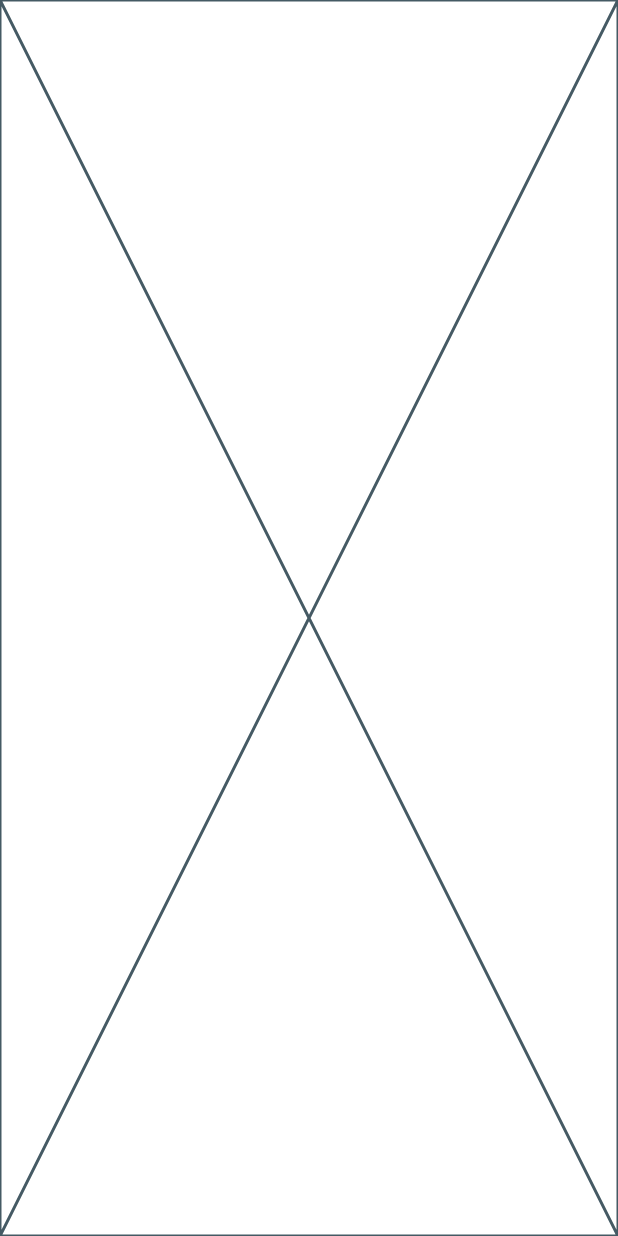
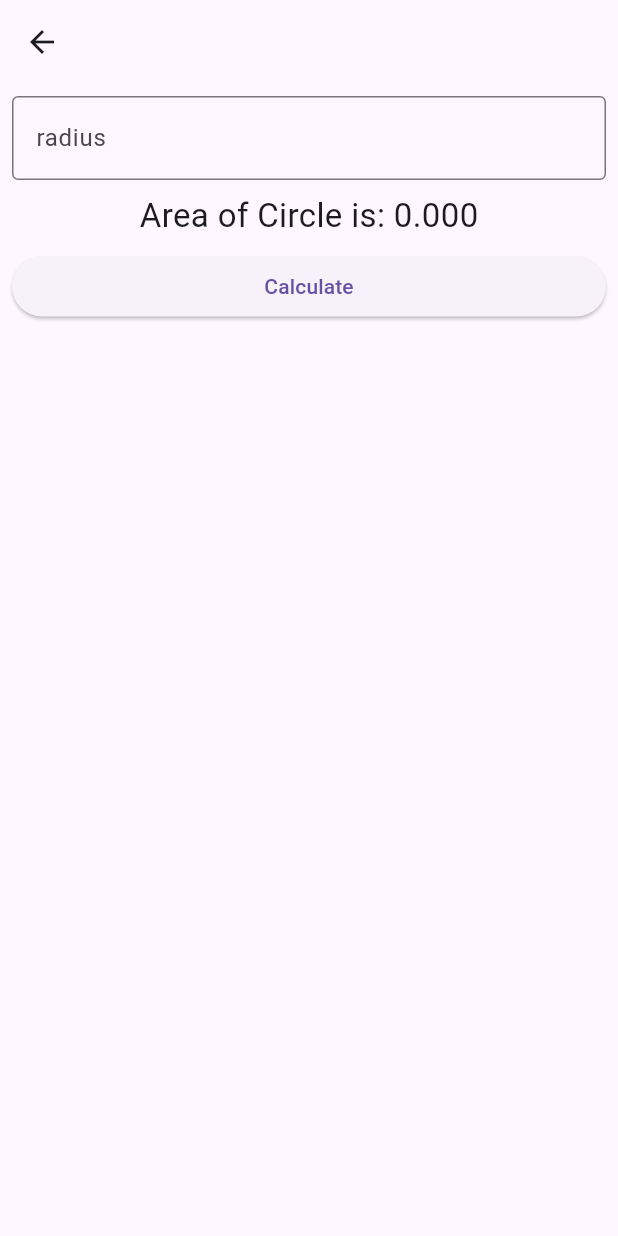
Before and after one commit to Ziroworld/simple_calculator_application, a Flutter app: the screen it shows after launch, after a tap on "Area of circle", on a phone screen of 412 x 824 dp. Run offline on Flutter 3.47's test engine with Material 3 defaults, Android fonts, the phone set to English and light mode, and no system bars.

Commit message:
Adding area of circle

```diff
--- a/lib/view/area_of_circle_view.dart
+++ b/lib/view/area_of_circle_view.dart
@@ -1,10 +1,54 @@
 import 'package:flutter/material.dart';
+import 'package:simple_calculator_application/widget/boxspace_widget.dart';
+import 'dart:math';
 
-class AreaOfCircleView extends StatelessWidget {
+class AreaOfCircleView extends StatefulWidget {
   const AreaOfCircleView({super.key});
 
   @override
+  State<AreaOfCircleView> createState() => _AreaOfCircleViewState();
+}
+
+class _AreaOfCircleViewState extends State<AreaOfCircleView> {
+  double radius = 0;
+  double area = 0;
+
+  @override
   Widget build(BuildContext context) {
-    return const Placeholder();
+    return Scaffold(
+      appBar: AppBar(),
+      body: Padding(
+        padding: EdgeInsets.all(8),
+        child: Column(
+          children: [
+            TextField(
+              onChanged: (value) => radius = double.parse(value),
+              decoration: const InputDecoration(
+                border: OutlineInputBorder(),
+                labelText: "radius",
+              ),
+              keyboardType: TextInputType.number,
+            ),
+            space8y,
+            Text(
+              "Area of Circle is: ${area.toStringAsFixed(3)}",
+              style: const TextStyle(fontSize: 22),
+            ),
+            space8y,
+            SizedBox(
+              width: double.infinity,
+              child: ElevatedButton(
+                onPressed: () {
+                  setState(() {
+                    area = 3.14 * pow(radius, 2);
+                  });
+                },
+                child: const Text("Calculate"),
+              ),
+            ),
+          ],
+        ),
+      ),
+    );
   }
 }
```
